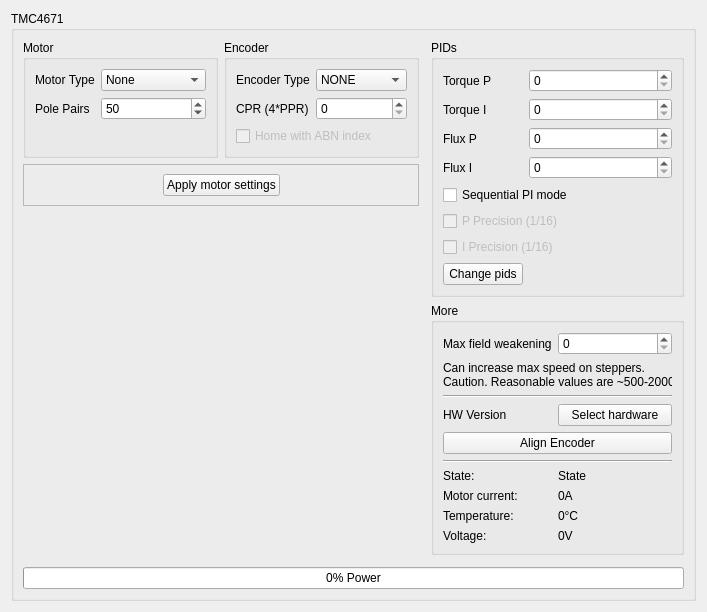
The window that res/tmc4671_ui.ui (Ultrawipf/OpenFFBoard-configurator) describes before a commit, drawn with Qt 5.
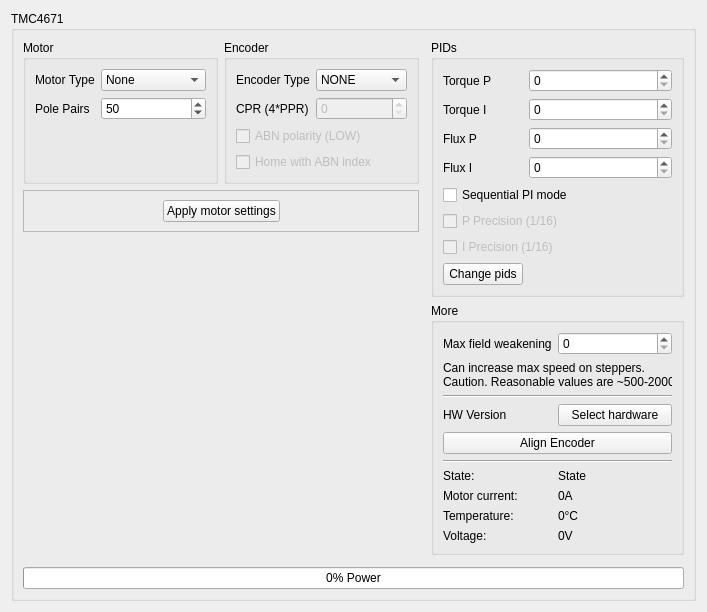
The same window after the commit. Custom widgets are drawn as their Qt base class.

Commit message: Added abnpol toggle

Diff of the .ui file:
```diff
--- a/res/tmc4671_ui.ui
+++ b/res/tmc4671_ui.ui
@@ -195,7 +195,7 @@
          <item row="1" column="1">
           <widget class="QSpinBox" name="spinBox_cpr">
            <property name="enabled">
-            <bool>true</bool>
+            <bool>false</bool>
            </property>
            <property name="toolTip">
             <string>&lt;html&gt;&lt;head/&gt;&lt;body&gt;&lt;p&gt;Encoder resolution after quadrature (4 * PPR = CPR)&lt;/p&gt;&lt;/body&gt;&lt;/html&gt;</string>
@@ -205,7 +205,7 @@
            </property>
           </widget>
          </item>
-         <item row="2" column="0" colspan="2">
+         <item row="3" column="0" colspan="2">
           <widget class="QCheckBox" name="checkBox_abnIndex">
            <property name="enabled">
             <bool>false</bool>
@@ -215,6 +215,16 @@
            </property>
           </widget>
          </item>
+         <item row="2" column="0" colspan="2">
+          <widget class="QCheckBox" name="checkBox_abnpol">
+           <property name="enabled">
+            <bool>false</bool>
+           </property>
+           <property name="text">
+            <string>ABN polarity (LOW)</string>
+           </property>
+          </widget>
+         </item>
         </layout>
        </widget>
       </item>
```
The commit also changes 1 other file.
